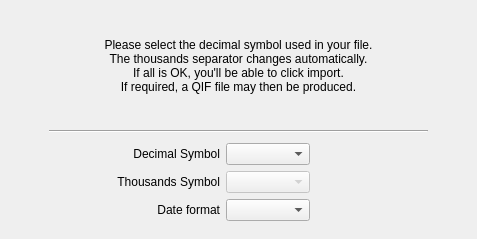
The window that kmymoney/plugins/csvimport/formatswizardpage.ui (KDE/kmymoney) describes before a commit, drawn with Qt 5.
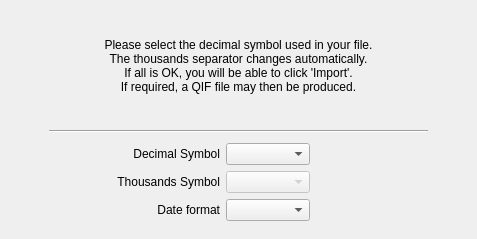
The same window after the commit.

Diff of the .ui file:
```diff
--- a/kmymoney/plugins/csvimport/formatswizardpage.ui
+++ b/kmymoney/plugins/csvimport/formatswizardpage.ui
@@ -37,7 +37,7 @@
        <property name="text">
         <string>Please select the decimal symbol used in your file.
 The thousands separator changes automatically.
-If all is OK, you'll be able to click import.
+If all is OK, you will be able to click 'Import'.
 If required, a QIF file may then be produced.</string>
        </property>
        <property name="alignment">
```
